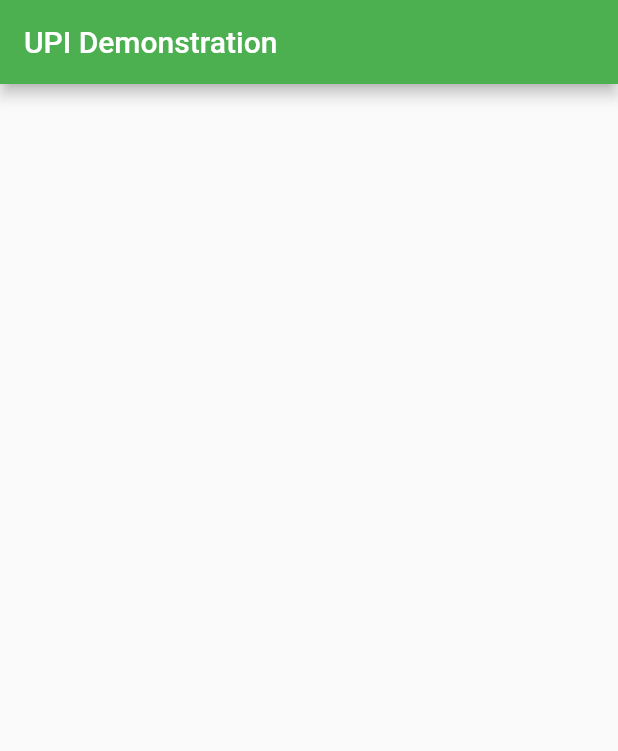
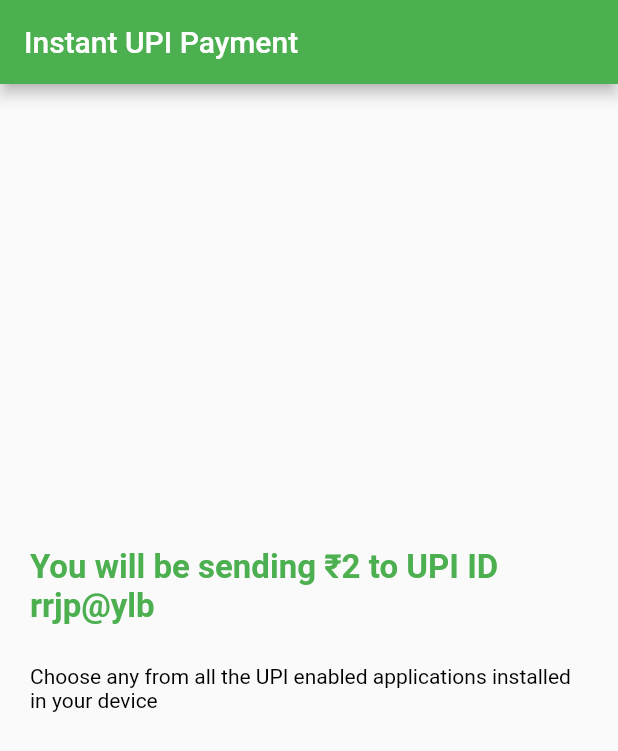
Before and after one commit to RohitRajP/upidemo, a Flutter app: the screen it shows after launch, on a phone screen of 412 x 824 dp. Shown: the top 751 px of the screen. Run offline on Flutter 3.47's test engine with Material 2 defaults, Android fonts, the phone set to English and light mode, and no system bars; missing offline and left inert: upi_pay.

Commit message:
Completed parsind the response recieved from the UPI payment process

```diff
--- a/lib/pages/homePage.dart
+++ b/lib/pages/homePage.dart
@@ -6,6 +6,7 @@ class HomePage extends StatefulWidget {
 }
 
 class _HomePageState extends State<HomePage> {
+  final GlobalKey<ScaffoldState> scaffoldKey = new GlobalKey<ScaffoldState>();
   // gets list of UPI applications installed and loads UPI options
   void loadUPIOptions() async {
     var homePageModel = Provider.of<HomePageModel>(context, listen: false);
@@ -23,6 +24,26 @@ class _HomePageState extends State<HomePage> {
         transactionNote: "Payment for ORD1215236",
         transactionRef: "ORD1215236",
         amount: "2.00");
+
+    String message = "";
+    Color sbrColor;
+
+    if (txnResponse.status == UpiTransactionStatus.success) {
+      message = "Transaction Completed!";
+      sbrColor = Colors.green;
+    } else if (txnResponse.status == UpiTransactionStatus.failure) {
+      message = "Transaction Failed!";
+      sbrColor = Colors.red;
+    } else if (txnResponse.status == UpiTransactionStatus.submitted) {
+      message = "Transaction Submitted!";
+      sbrColor = Colors.orange;
+    }
+
+    scaffoldKey.currentState.showSnackBar(SnackBar(
+      content: Text(message),
+      backgroundColor: sbrColor,
+      duration: Duration(seconds: 3),
+    ));
   }
 
   @override
@@ -35,8 +56,9 @@ class _HomePageState extends State<HomePage> {
   @override
   Widget build(BuildContext context) {
     return Scaffold(
+      key: scaffoldKey,
       appBar: AppBar(
-        title: Text("UPI Demonstration"),
+        title: Text("Instant UPI Payment"),
       ),
       body: SafeArea(
         child: homePageBody(),
@@ -66,13 +88,43 @@ class _HomePageState extends State<HomePage> {
   // holds the view after the UPI apps installed have been loaded
   Widget upiAppsLoadedView() {
     return Padding(
-      padding: EdgeInsets.symmetric(horizontal: 40.0),
+      padding: EdgeInsets.symmetric(horizontal: 20.0),
       child: Column(
         mainAxisAlignment: MainAxisAlignment.center,
         crossAxisAlignment: CrossAxisAlignment.center,
         children: <Widget>[
+          demoMessage(),
+          SizedBox(
+            height: 40.0,
+          ),
           upiAppsGridView(),
         ],
+      ),
+    );
+  }
+
+  // holds the message for the demo
+  Widget demoMessage() {
+    return Container(
+      child: RichText(
+        textAlign: TextAlign.left,
+        text: TextSpan(children: [
+          TextSpan(
+            text: "You will be sending ₹2 to UPI ID rrjp@ylb\n\n",
+            style: TextStyle(
+                color: Colors.green,
+                fontSize: 22.0,
+                fontWeight: FontWeight.bold),
+          ),
+          TextSpan(
+            text:
+                "Choose any from all the UPI enabled applications installed in your device",
+            style: TextStyle(
+              color: Colors.black,
+              fontSize: 14.0,
+            ),
+          )
+        ]),
       ),
     );
   }
@@ -81,14 +133,17 @@ class _HomePageState extends State<HomePage> {
   Widget upiAppsGridView() {
     return Consumer<HomePageModel>(
       builder: (context, data, child) {
-        return Container(
+        return Padding(
+          padding: EdgeInsets.symmetric(horizontal: 40.0),
+          child: Container(
             child: GridView.builder(
               shrinkWrap: true,
               itemCount: data.getUPIAppList().length,
               gridDelegate: SliverGridDelegateWithFixedCrossAxisCount(
                 crossAxisCount: 3,
-                mainAxisSpacing: 5.0,
-                crossAxisSpacing: 50.0),
+                mainAxisSpacing: 20.0,
+                crossAxisSpacing: 30.0,
+              ),
               itemBuilder: (BuildContext context, int index) {
                 return Container(
                   child: InkWell(
@@ -101,6 +156,7 @@ class _HomePageState extends State<HomePage> {
                 );
               },
             ),
+          ),
         );
       },
     );
```
Lines whose indentation alone changed are shown as unchanged.
